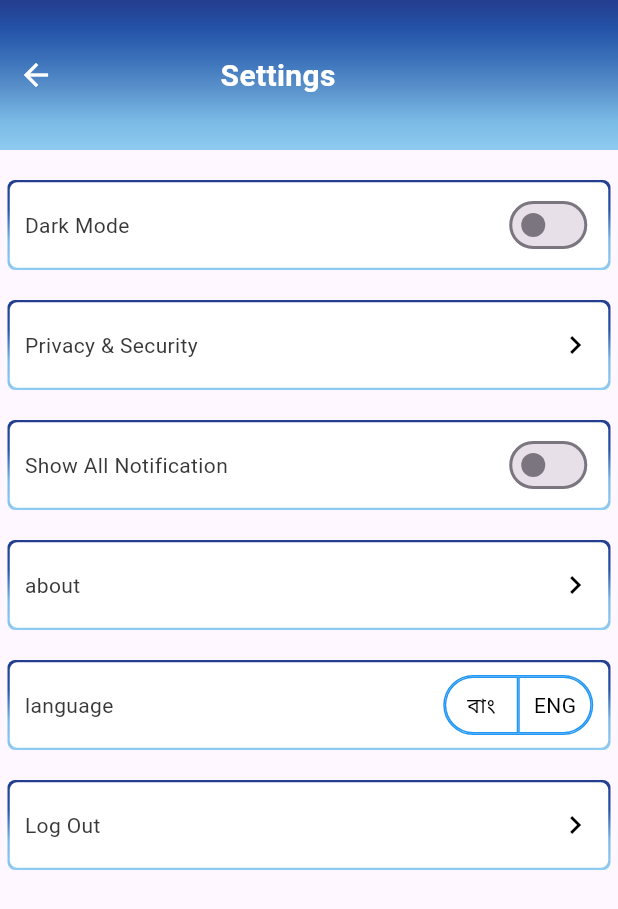
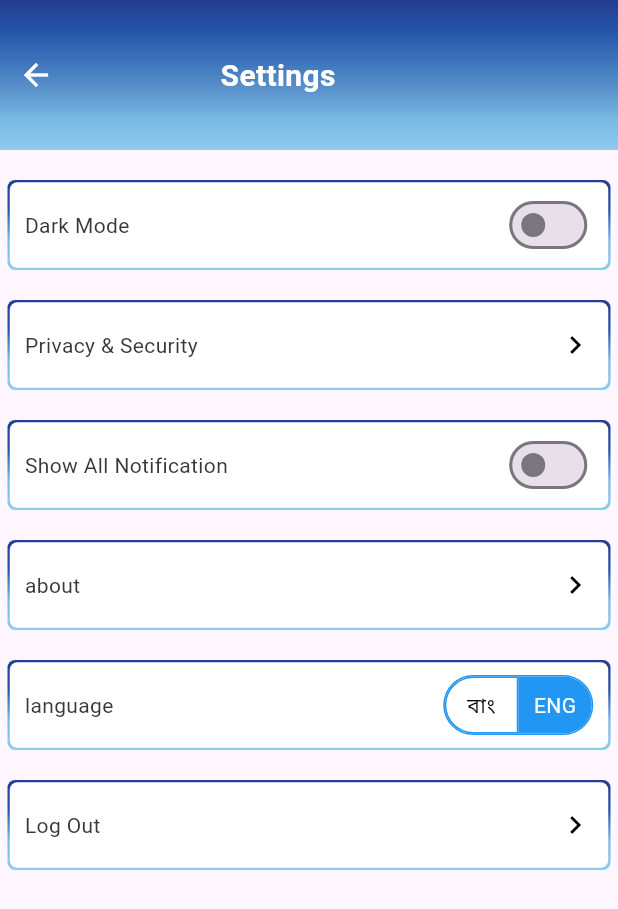
Before and after one commit to TopuFD/im-task, a Flutter app: the ProfileScreen screen opened directly, after a tap on the "settings" icon, on a phone screen of 412 x 824 dp. Shown: the top 909 px of the screen. Run offline on Flutter 3.47's test engine with Material 3 defaults, Android fonts, the phone set to English and light mode, and no system bars; our stand-ins replace firebase_core, get, pie_chart; accounts and stored records are empty; Roboto replaces fonts that are missing (Poppins).

Commit message:
fix some

```diff
--- a/lib/core/app_route.dart
+++ b/lib/core/app_route.dart
@@ -15,9 +15,9 @@ class AppRoute {
   static List<GetPage> pages = [
     GetPage(name: signinScreen, page: ()=> SigninScreen()),
     GetPage(name: signUpScreen, page: ()=> SignupScreen()),
-    GetPage(name: bottomNavBar, page: ()=> BottomNavBar()),
+    GetPage(name: bottomNavBar, page: ()=> const BottomNavBar()),
     GetPage(name: homeScreen, page: ()=> HomeScreen()),
-    GetPage(name: settingsPage, page: ()=> SettingsPage()),
+    GetPage(name: settingsPage, page: ()=> const SettingsPage()),
   ];
 
 }
--- a/lib/view/auth_screen/signin_screen.dart
+++ b/lib/view/auth_screen/signin_screen.dart
@@ -1,6 +1,5 @@
 import 'package:flutter/gestures.dart';
 import 'package:flutter/material.dart';
-import 'package:flutter_svg/flutter_svg.dart';
 import 'package:get/get.dart';
 import 'package:vedio_call/core/app_route.dart';
 import 'package:vedio_call/utils/app_string.dart';
@@ -9,6 +8,7 @@ import 'package:vedio_call/utils/image.dart';
 import 'package:vedio_call/view/auth_screen/controller/auth_controller.dart';
 import 'package:vedio_call/widgets/custom_text_field.dart';
 
+// ignore: must_be_immutable
 class SigninScreen extends StatelessWidget {
   SigninScreen({super.key});
   AuthController authController = Get.find<AuthController>();
--- a/lib/view/auth_screen/signup_screen.dart
+++ b/lib/view/auth_screen/signup_screen.dart
@@ -8,6 +8,7 @@ import 'package:vedio_call/utils/image.dart';
 import 'package:vedio_call/view/auth_screen/controller/auth_controller.dart';
 import 'package:vedio_call/widgets/custom_text_field.dart';
 
+// ignore: must_be_immutable
 class SignupScreen extends StatelessWidget {
   SignupScreen({super.key});
   AuthController authController = Get.find<AuthController>();
--- a/lib/view/home_screen/home_screen.dart
+++ b/lib/view/home_screen/home_screen.dart
@@ -269,7 +269,7 @@ class HomeScreen extends StatelessWidget {
     showDialog(
       context: context,
       builder: (BuildContext context) {
-        return SlideDialog();
+        return const SlideDialog();
       },
     );
   }
@@ -277,7 +277,10 @@ class HomeScreen extends StatelessWidget {
 
 //==========================================dialog animation class here===============================
 class SlideDialog extends StatefulWidget {
+  const SlideDialog({super.key});
+
   @override
+  // ignore: library_private_types_in_public_api
   _SlideDialogState createState() => _SlideDialogState();
 }
 
--- a/lib/view/profile_screen/profile_screen.dart
+++ b/lib/view/profile_screen/profile_screen.dart
@@ -140,12 +140,12 @@ class ProfileScreen extends StatelessWidget {
                   ProfileItem(
                     title: "Mobile : +8801234-567890",
                   ),
-                  SizedBox(
+                  const SizedBox(
                     height: 20,
                   ),
                   //=======================================================bio information here==============
-                  Padding(
-                    padding: const EdgeInsets.only(left: 10),
+                  const Padding(
+                    padding: EdgeInsets.only(left: 10),
                     child: Align(
                       alignment: Alignment.topLeft,
                       child: Text(
@@ -160,7 +160,7 @@ class ProfileScreen extends StatelessWidget {
                       ),
                     ),
                   ),
-                  SizedBox(
+                  const SizedBox(
                     height: 10,
                   ),
                   ProfileItem(
--- a/lib/view/setting_page/settings.dart
+++ b/lib/view/setting_page/settings.dart
@@ -1,4 +1,6 @@
 import 'package:flutter/material.dart';
+import 'package:get/get.dart';
+import 'package:vedio_call/core/app_route.dart';
 import 'package:vedio_call/widgets/custom_appber.dart';
 import 'package:vedio_call/widgets/setting_item.dart';
 
@@ -9,7 +11,7 @@ class SettingsPage extends StatelessWidget {
   Widget build(BuildContext context) {
     return Scaffold(
       appBar: PreferredSize(
-        preferredSize: Size.fromHeight(100),
+        preferredSize: const Size.fromHeight(100),
         child: AppBar(
           automaticallyImplyLeading: false,
           flexibleSpace: const CustomAppber(
@@ -19,18 +21,86 @@ class SettingsPage extends StatelessWidget {
       ),
       body: Column(
         children: [
-          SizedBox(height: 20,),
-          SettingItem(title: "Dark Mode",isSwitch: true,),
-          SizedBox(height: 20,),
-          SettingItem(title: "Privacy & Security",isIcon: true,),
-          SizedBox(height: 20,),
-          SettingItem(title: "Show All Notification",isSwitch: true,),
-          SizedBox(height: 20,),
-          SettingItem(title: "about",isIcon: true,),
-          SizedBox(height: 20,),
-          SettingItem(title: "language",),
-          SizedBox(height: 20,),
-          SettingItem(title: "Log Out",isIcon: true,),
+          const SizedBox(
+            height: 20,
+          ),
+          const SettingItem(
+            title: "Dark Mode",
+            isSwitch: true,
+          ),
+          const SizedBox(
+            height: 20,
+          ),
+          const SettingItem(
+            title: "Privacy & Security",
+            isIcon: true,
+          ),
+          const SizedBox(
+            height: 20,
+          ),
+          const SettingItem(
+            title: "Show All Notification",
+            isSwitch: true,
+          ),
+          const SizedBox(
+            height: 20,
+          ),
+          const SettingItem(
+            title: "about",
+            isIcon: true,
+          ),
+          const SizedBox(
+            height: 20,
+          ),
+          const SettingItem(
+            title: "language",
+          ),
+          const SizedBox(
+            height: 20,
+          ),
+          InkWell(
+              onTap: () {
+                Get.defaultDialog(
+                  title: "Log Out",
+                  content: Row(
+                    mainAxisAlignment: MainAxisAlignment.spaceAround,
+                    children: [
+                      InkWell(
+                        onTap: () {
+                          Get.offAllNamed(AppRoute.signinScreen);
+                        },
+                        child: Container(
+                          height: 36,
+                          width: 92,
+                          decoration: BoxDecoration(
+                            color: Colors.black,
+                            borderRadius: BorderRadius.circular(5)
+                          ),
+                          child: const Center(child: Text("Yes",style: TextStyle(color: Colors.white),)),
+                        ),
+                      ),
+                      InkWell(
+                        onTap: () {
+                          Get.back();
+                        },
+                        child: Container(
+                          height: 36,
+                          width: 92,
+                          decoration: BoxDecoration(
+                            color: Colors.black,
+                            borderRadius: BorderRadius.circular(5)
+                          ),
+                          child: const Center(child: Text("No",style: TextStyle(color: Colors.white),),),
+                        ),
+                      ),
+                    ],
+                  )
+                );
+              },
+              child: const SettingItem(
+                title: "Log Out",
+                isIcon: true,
+              )),
         ],
       ),
     );
--- a/lib/widgets/custom_body_btn.dart
+++ b/lib/widgets/custom_body_btn.dart
@@ -26,7 +26,7 @@ class CustomBodyBtn extends StatelessWidget {
           mainAxisAlignment: MainAxisAlignment.center,
           children: [
           icon!,
-          SizedBox(width: 4,),
+          const SizedBox(width: 4,),
           Text(
           title,
           style: const TextStyle(
--- a/lib/widgets/custom_listtile.dart
+++ b/lib/widgets/custom_listtile.dart
@@ -1,5 +1,6 @@
 import 'package:flutter/material.dart';
 
+// ignore: must_be_immutable
 class CustomListtile extends StatelessWidget {
    CustomListtile({super.key,this.iconData,this.title,this.image});
 
@@ -9,7 +10,7 @@ class CustomListtile extends StatelessWidget {
   @override
   Widget build(BuildContext context) {
     return Container(
-      margin: EdgeInsets.only(bottom: 10),
+      margin: const EdgeInsets.only(bottom: 10),
       height: 100,
       decoration: BoxDecoration(
         border: Border.all(
--- a/lib/widgets/custom_text_field.dart
+++ b/lib/widgets/custom_text_field.dart
@@ -75,7 +75,7 @@ class _CustomTextFieldState extends State<CustomTextField> {
     return Material(
       color: Colors.transparent,
       child: Container(
-        padding: EdgeInsets.all(0),
+        padding: const EdgeInsets.all(0),
         child: TextFormField(
           onTap: () {
             widget.onTapClick();
--- a/lib/widgets/profile_item.dart
+++ b/lib/widgets/profile_item.dart
@@ -1,6 +1,7 @@
 import 'package:flutter/material.dart';
 import 'package:get/get.dart';
 
+// ignore: must_be_immutable
 class ProfileItem extends StatelessWidget {
    ProfileItem({
     super.key,
@@ -58,7 +59,7 @@ class ProfileItem extends StatelessWidget {
                     )
                   : Column(
                       children: [
-                        SizedBox(height: 20,),
+                        const SizedBox(height: 20,),
                         Row(
                           mainAxisAlignment: MainAxisAlignment.spaceBetween,
                           children: [
@@ -86,7 +87,7 @@ class ProfileItem extends StatelessWidget {
                         ),
                         TextFormField(
                           controller: bioController,
-                          decoration: InputDecoration(
+                          decoration: const InputDecoration(
                             border: InputBorder.none
                           ),
                         )
--- a/lib/widgets/setting_item.dart
+++ b/lib/widgets/setting_item.dart
@@ -18,7 +18,7 @@ class SettingItem extends StatefulWidget {
 
 class _SettingItemState extends State<SettingItem> {
   bool switchValue = false;
-  bool isEnglish = false;
+  bool isEnglish = true;
   bool isBangla = false;
 
   @override
@@ -28,6 +28,7 @@ class _SettingItemState extends State<SettingItem> {
       child: Stack(
         alignment: Alignment.center,
         children: [
+          //=====================================top item here===================>
           Container(
             width: Get.width,
             height: 60,
@@ -77,6 +78,7 @@ class _SettingItemState extends State<SettingItem> {
                   ),
                 if (!widget.isSwitch && widget.isIcon)
                   const Icon(Icons.keyboard_arrow_right, color: Colors.black),
+                  //=========================================change language logic=================>
                 if (!widget.isSwitch && !widget.isIcon)
                   Container(
                     height: 40,
```
Also changed, not shown: lib/view/bottom_nav_bar.dart (+5 -5 lines), lib/widgets/custom_notifi_item.dart (+6 -6 lines).
